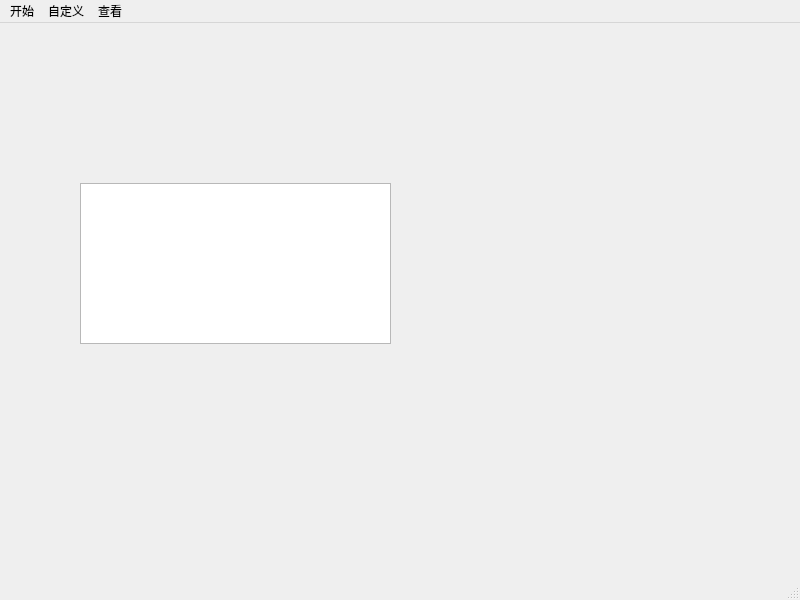
First picture: the form in mainwindow.ui, repository Harphiner/nbombSweeperGame, before the edit.
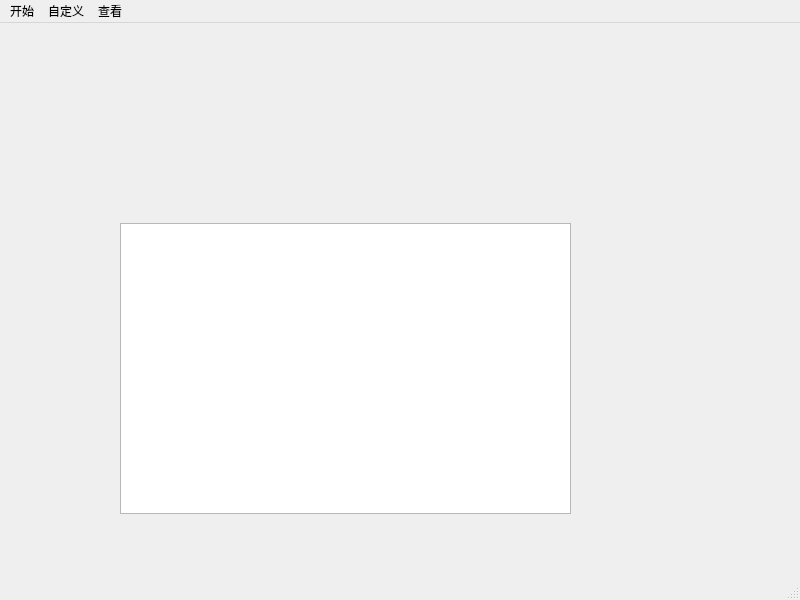
Second picture: the form after the edit. Icons and pictures are not drawn.

Patch:
```diff
--- a/mainwindow.ui
+++ b/mainwindow.ui
@@ -17,10 +17,10 @@
    <widget class="QTextEdit" name="textEdit_welcome">
     <property name="geometry">
      <rect>
-      <x>80</x>
-      <y>160</y>
-      <width>311</width>
-      <height>161</height>
+      <x>120</x>
+      <y>200</y>
+      <width>451</width>
+      <height>291</height>
      </rect>
     </property>
    </widget>
```
